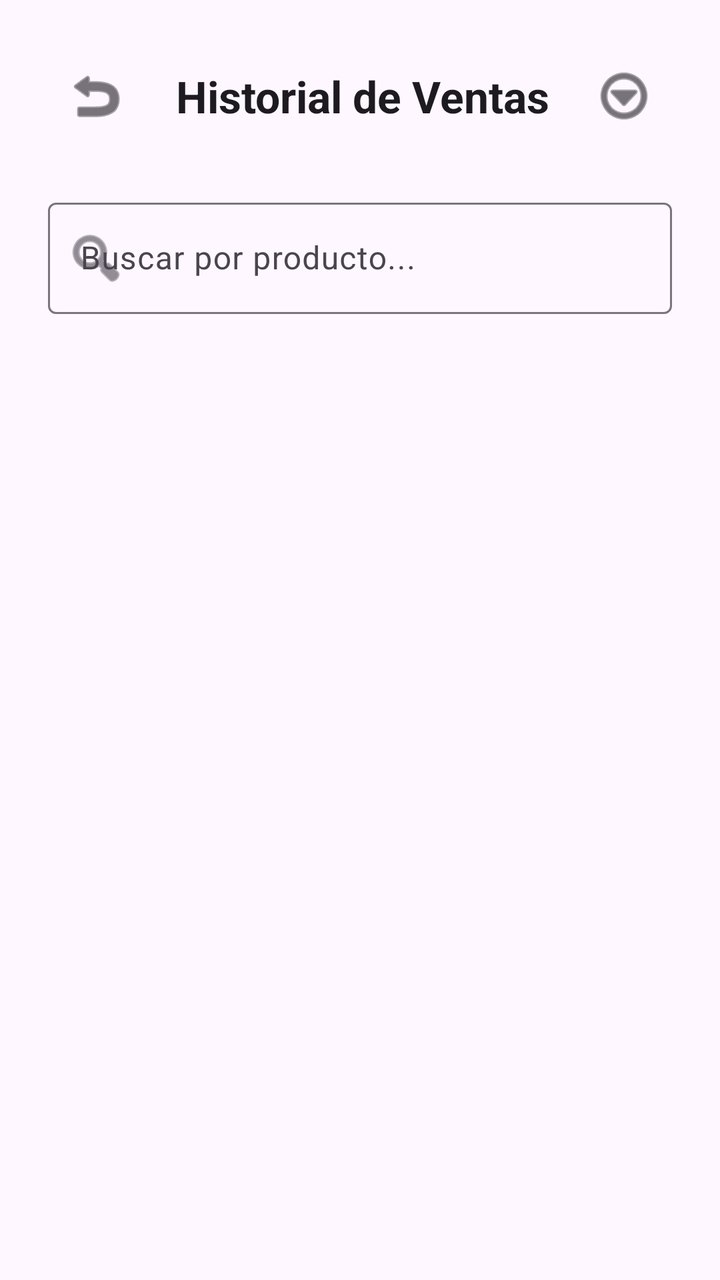
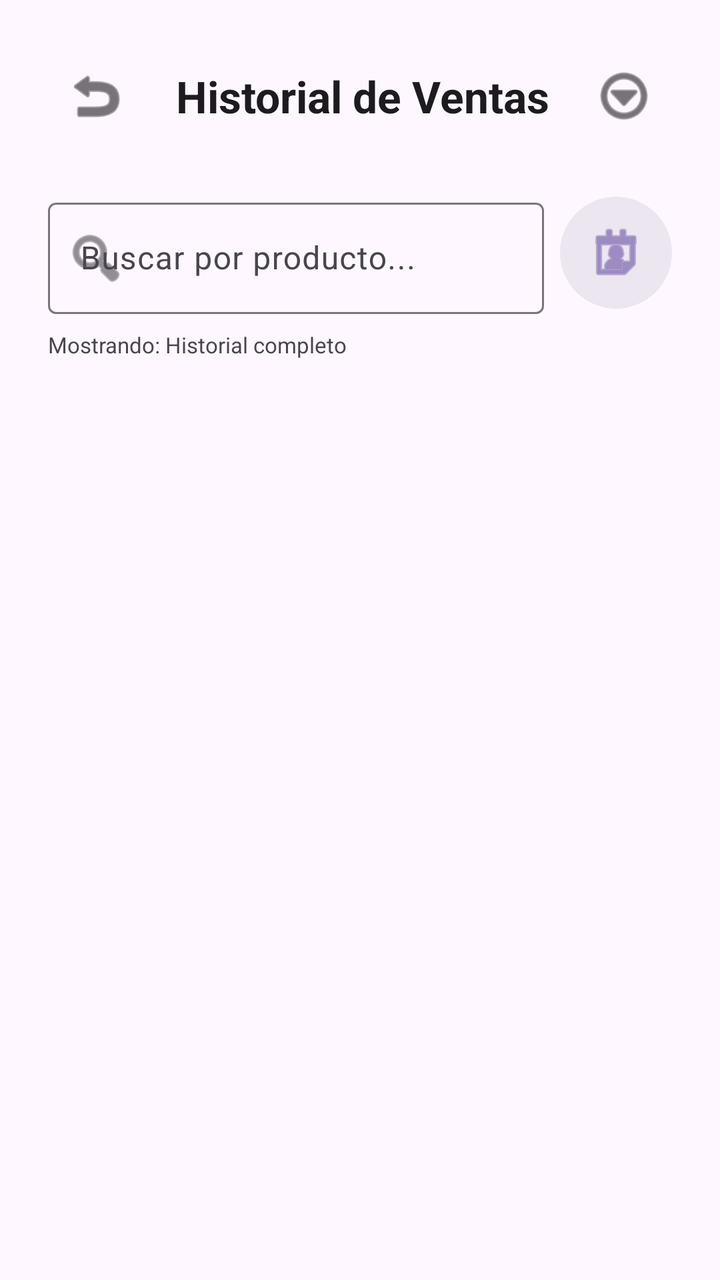

Screens rendered from an Android XML layout before and after an edit, with the pre-edit source and the edit as a unified diff.
<!-- AndroidManifest.xml: application theme Theme.Naxor -->
<!-- res/layout/activity_sales_history.xml -->
<?xml version="1.0" encoding="utf-8"?>
<androidx.drawerlayout.widget.DrawerLayout xmlns:android="http://schemas.android.com/apk/res/android"
    xmlns:app="http://schemas.android.com/apk/res-auto"
    android:id="@+id/drawerLayoutSalesHistory"
    android:layout_width="match_parent"
    android:layout_height="match_parent">

    <LinearLayout
        android:layout_width="match_parent"
        android:layout_height="match_parent"
        android:orientation="vertical"
        android:background="?attr/colorSurface">

        
        <LinearLayout
            android:layout_width="match_parent"
            android:layout_height="wrap_content"
            android:orientation="horizontal"
            android:gravity="center_vertical"
            android:padding="24dp">

            <ImageButton
                android:id="@+id/btnBackSalesHistory"
                android:layout_width="48dp"
                android:layout_height="48dp"
                android:background="?attr/selectableItemBackgroundBorderless"
                android:src="@android:drawable/ic_menu_revert"
                app:tint="?attr/colorOnSurface"
                android:contentDescription="Regresar" />

            <TextView
                android:layout_width="0dp"
                android:layout_height="wrap_content"
                android:layout_weight="1"
                android:text="Historial de Ventas"
                android:textSize="22sp"
                android:textStyle="bold"
                android:textColor="?attr/colorOnSurface"
                android:layout_marginStart="16dp" />

            <ImageButton
                android:id="@+id/btnOpenMenuSalesHistory"
                android:layout_width="48dp"
                android:layout_height="48dp"
                android:background="?attr/selectableItemBackgroundBorderless"
                android:src="@android:drawable/ic_menu_more"
                app:tint="?attr/colorOnSurface"
                android:contentDescription="Opciones" />
        </LinearLayout>

        
        <com.google.android.material.textfield.TextInputLayout
            android:layout_width="match_parent"
            android:layout_height="wrap_content"
            android:layout_marginHorizontal="24dp"
            android:layout_marginBottom="16dp"
            app:startIconDrawable="@android:drawable/ic_menu_search"
            style="?attr/textInputOutlinedStyle">

            <com.google.android.material.textfield.TextInputEditText
                android:id="@+id/etSearchSalesHistory"
                android:layout_width="match_parent"
                android:layout_height="wrap_content"
                android:hint="Buscar por producto..."
                android:inputType="text" />
        </com.google.android.material.textfield.TextInputLayout>

        
        <FrameLayout
            android:layout_width="match_parent"
            android:layout_height="match_parent">

            <androidx.recyclerview.widget.RecyclerView
                android:id="@+id/rvSalesHistory"
                android:layout_width="match_parent"
                android:layout_height="match_parent"
                android:paddingBottom="24dp"
                android:clipToPadding="false" />

            <LinearLayout
                android:id="@+id/layoutEmptySalesHistory"
                android:layout_width="match_parent"
                android:layout_height="wrap_content"
                android:layout_gravity="center"
                android:orientation="vertical"
                android:gravity="center"
                android:visibility="gone">

                <TextView
                    android:layout_width="wrap_content"
                    android:layout_height="wrap_content"
                    android:text="No hay ventas registradas"
                    android:textColor="?attr/colorOnSurfaceVariant"
                    android:textSize="16sp" />
            </LinearLayout>
        </FrameLayout>
    </LinearLayout>

    <com.google.android.material.navigation.NavigationView
        android:id="@+id/navigationViewSalesHistory"
        android:layout_width="wrap_content"
        android:layout_height="match_parent"
        android:layout_gravity="end"
        app:menu="@menu/menu_historial_drawer"
        app:headerLayout="@layout/drawer_header_simple" />

</androidx.drawerlayout.widget.DrawerLayout>
<!-- res/layout/drawer_header_simple.xml (included above) -->
<?xml version="1.0" encoding="utf-8"?>
<LinearLayout xmlns:android="http://schemas.android.com/apk/res/android"
    android:layout_width="match_parent"
    android:layout_height="160dp"
    android:background="?attr/colorPrimary"
    android:gravity="bottom"
    android:orientation="vertical"
    android:padding="24dp">

    <TextView
        android:layout_width="wrap_content"
        android:layout_height="wrap_content"
        android:text="NAXOR"
        android:textColor="@android:color/white"
        android:textSize="24sp"
        android:textStyle="bold"
        android:letterSpacing="0.1" />

    <TextView
        android:layout_width="wrap_content"
        android:layout_height="wrap_content"
        android:text="SISTEMA COMERCIAL INTEGRAL"
        android:textColor="@android:color/white"
        android:textSize="10sp"
        android:alpha="0.8"
        android:letterSpacing="0.2"
        android:layout_marginTop="2dp" />

</LinearLayout>
<!-- resources referenced by this layout -->
<resources>
  <style name="Theme.Naxor" parent="Base.Theme.Naxor" />
  <style name="Base.Theme.Naxor" parent="Theme.Material3.DayNight.NoActionBar">
          
          
      </style>
</resources>

<!-- the commit's change to res/layout/activity_sales_history.xml (unified diff, before → after) -->
@@ -49,21 +49,51 @@
         </LinearLayout>
 
         
-        <com.google.android.material.textfield.TextInputLayout
+        <LinearLayout
+            android:layout_width="match_parent"
+            android:layout_height="wrap_content"
+            android:orientation="horizontal"
+            android:gravity="center_vertical"
+            android:layout_marginHorizontal="24dp"
+            android:layout_marginBottom="8dp">
+
+            <com.google.android.material.textfield.TextInputLayout
+                android:layout_width="0dp"
+                android:layout_height="wrap_content"
+                android:layout_weight="1"
+                app:startIconDrawable="@android:drawable/ic_menu_search"
+                style="?attr/textInputOutlinedStyle">
+
+                <com.google.android.material.textfield.TextInputEditText
+                    android:id="@+id/etSearchSalesHistory"
+                    android:layout_width="match_parent"
+                    android:layout_height="wrap_content"
+                    android:hint="Buscar por producto..."
+                    android:inputType="text" />
+            </com.google.android.material.textfield.TextInputLayout>
+
+            <ImageButton
+                android:id="@+id/btnFilterDateRange"
+                android:layout_width="56dp"
+                android:layout_height="56dp"
+                android:layout_marginStart="8dp"
+                android:background="@drawable/bg_circle_surface"
+                android:src="@android:drawable/ic_menu_my_calendar"
+                app:tint="?attr/colorPrimary"
+                android:contentDescription="Filtrar por fecha" />
+        </LinearLayout>
+
+        
+        <TextView
+            android:id="@+id/tvCurrentDateRange"
             android:layout_width="match_parent"
             android:layout_height="wrap_content"
             android:layout_marginHorizontal="24dp"
-            android:layout_marginBottom="16dp"
-            app:startIconDrawable="@android:drawable/ic_menu_search"
-            style="?attr/textInputOutlinedStyle">
-
-            <com.google.android.material.textfield.TextInputEditText
-                android:id="@+id/etSearchSalesHistory"
-                android:layout_width="match_parent"
-                android:layout_height="wrap_content"
-                android:hint="Buscar por producto..."
-                android:inputType="text" />
-        </com.google.android.material.textfield.TextInputLayout>
+            android:layout_marginBottom="12dp"
+            android:text="Mostrando: Historial completo"
+            android:textSize="11sp"
+            android:textColor="?attr/colorOnSurfaceVariant"
+            android:visibility="visible" />
 
         
         <FrameLayout
<!-- resource entries referenced after the edit -->
@@ -1,5 +1,11 @@
 <!-- resources referenced by this layout -->
 <resources>
+  <!-- drawable bg_circle_surface (drawable) -->
+  <?xml version="1.0" encoding="utf-8"?>
+  <shape xmlns:android="http://schemas.android.com/apk/res/android"
+      android:shape="oval">
+      <solid android:color="?attr/colorSurfaceContainerHigh" />
+  </shape>
   <style name="Theme.Naxor" parent="Base.Theme.Naxor" />
   <style name="Base.Theme.Naxor" parent="Theme.Material3.DayNight.NoActionBar">
           
